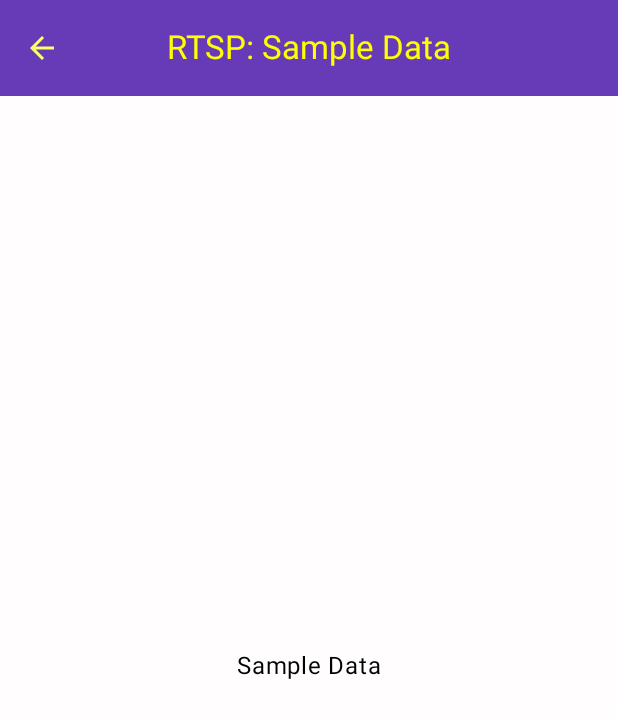
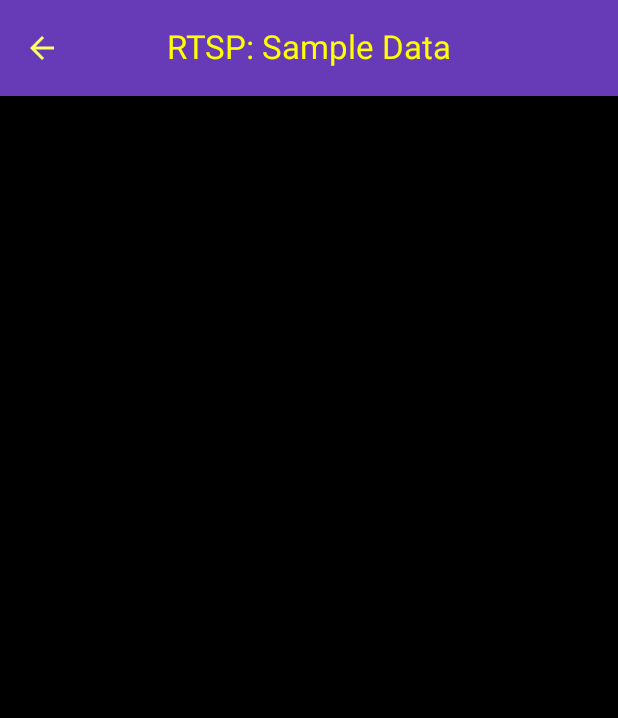
Before and after one commit to mrkongtk/rtspviewer, an Android app built with Jetpack Compose: the screen it shows after launch (MainActivity), after a tap on "Sample Data", on a phone screen of 412 x 824 dp. Shown: the top 718 px of the screen. Run offline under Robolectric (Android 15) with nearby library versions, the phone set to English and light mode, and no system bars; our stand-ins replace Dagger/Hilt's generated code; libraries missing offline, so code that uses them is left out: androidx.hilt.lifecycle; 2 statements that could not run were skipped.

Commit message:
feat: implement RTSP video player and update data models
- add Media3 ExoPlayer RTSP dependencies and internet permission
- refactor `RTSPItem` to use `uri` and add `forceTcp` configuration
- optimize repository JSON loading with `Dispatchers.IO` and error handling
- create `RTSPVideoPlayerViewModel` and playback state models
- implement `RTSPVideoPlayer` composable and integrate into `StreamItemScreen`

```diff
--- a/app/build.gradle.kts
+++ b/app/build.gradle.kts
@@ -63,6 +63,8 @@ dependencies {
     implementation(libs.androidx.hilt.hilt.navigation.compose)
     implementation(libs.google.dagger.hilt.android)
     ksp(libs.google.dagger.hilt.android.compiler)
+    implementation(libs.androidx.media3.media3.exoplayer.rtsp)
+    implementation(libs.androidx.media3.media3.ui)
     testImplementation(libs.junit)
     androidTestImplementation(libs.androidx.junit)
     androidTestImplementation(libs.androidx.espresso.core)
--- a/app/src/main/AndroidManifest.xml
+++ b/app/src/main/AndroidManifest.xml
@@ -25,4 +25,6 @@
         </activity>
     </application>
 
+    <uses-permission android:name="android.permission.INTERNET"/>
+
 </manifest>
--- a/app/src/main/assets/rtsp_sample_data.json
+++ b/app/src/main/assets/rtsp_sample_data.json
@@ -2,8 +2,9 @@
   {
     "id": 1,
     "name": "Sample Data",
-        "url": "rtsp://59SaxbwkmvnNl7bH:K2fpYbtEg2A4HbMJ@192.168.127.101/live0",
+    "uri": "rtsp://59SaxbwkmvnNl7bH:K2fpYbtEg2A4HbMJ@192.168.127.101/live0",
     "order": 1,
+    "forceTcp": true,
     "tags": [
       "sample",
       "home"
@@ -12,8 +13,9 @@
   {
     "id": 2,
     "name": "Sample Data 2",
-        "url": "rtsp://59SaxbwkmvnNl7bH:K2fpYbtEg2A4HbMJ@192.168.127.101/live0",
+    "uri": "rtsp://59SaxbwkmvnNl7bH:K2fpYbtEg2A4HbMJ@192.168.127.101/live0",
     "order": 2,
+    "forceTcp": false,
     "tags": [
       "sample",
       "living room"
--- a/app/src/main/java/com/mrkongtk/rtspviewer/data/RTSPItem.kt
+++ b/app/src/main/java/com/mrkongtk/rtspviewer/data/RTSPItem.kt
@@ -6,7 +6,8 @@ import kotlinx.serialization.Serializable
 data class RTSPItem(
     val id: Long,
     val name: String,
-    val url: String,
+    val uri: String,
     val tags: List<String>,
-    val order: Int
+    val order: Int,
+    val forceTcp: Boolean = false,
 )
--- /dev/null
+++ b/app/src/main/java/com/mrkongtk/rtspviewer/data/RTSPVideoPlayerPlaybackState.kt
@@ -0,0 +1,15 @@
+package com.mrkongtk.rtspviewer.data
+
+enum class RTSPVideoPlayerPlaybackState(val value: Int) {
+    Idle(1),
+    Buffering(2),
+    Ready(3),
+    Ended(4),
+    ;
+
+    companion object {
+        fun fromValue(value: Int): RTSPVideoPlayerPlaybackState? {
+            return RTSPVideoPlayerPlaybackState.entries.firstOrNull { it.value == value }
+        }
+    }
+}
--- /dev/null
+++ b/app/src/main/java/com/mrkongtk/rtspviewer/data/RTSPVideoPlayerState.kt
@@ -0,0 +1,8 @@
+package com.mrkongtk.rtspviewer.data
+
+import androidx.media3.common.PlaybackException
+
+data class RTSPVideoPlayerState(
+    val playback: RTSPVideoPlayerPlaybackState,
+    val error: PlaybackException?
+)
--- a/app/src/main/java/com/mrkongtk/rtspviewer/data/repository/RTSPItemWithSampleInitRepositoryImpl.kt
+++ b/app/src/main/java/com/mrkongtk/rtspviewer/data/repository/RTSPItemWithSampleInitRepositoryImpl.kt
@@ -15,58 +15,82 @@ import kotlinx.serialization.json.Json
 import javax.inject.Inject
 
 /**
- * An implementation of [RTSPItemRepository] that initializes its data source
- * by loading a sample JSON file from the Android application assets.
+ * A concrete implementation of [RTSPItemRepository] that serves as a data source
+ * by loading and parsing a local JSON file from the Android application assets.
  *
- * @param context The application context, injected via Hilt, used to access [AssetManager].
+ * @property context The application context injected via Hilt, required to access the [AssetManager].
  */
 class RTSPItemWithSampleInitRepositoryImpl @Inject constructor(
     @ApplicationContext private val context: Context,
 ) : RTSPItemRepository {
 
-    // simplified tag for logging
+    /**
+     * A tag used for logging, dynamically set to the class name.
+     */
     private val debugTag: String
         get() = this.javaClass.simpleName
 
+    /**
+     * Helper property to access the Android AssetManager.
+     */
     private val assetManager: AssetManager
         get() = context.assets
 
-    // Backing mutable state flow to hold the list of RTSP items
+    /**
+     * Internal mutable state flow that holds the current list of RTSP items.
+     * This acts as the "backing field" for the public [items] property.
+     */
     private val _items = MutableStateFlow<List<RTSPItem>>(emptyList())
 
-    // Publicly exposed immutable StateFlow to be observed by the UI/ViewModel
+    /**
+     * Publicly exposed immutable [StateFlow] to be observed by the ViewModel or UI.
+     * It emits updates whenever the data inside [_items] changes.
+     */
     override val items: StateFlow<List<RTSPItem>> = _items.asStateFlow()
 
     /**
-     * Triggers the data loading process.
-     * It fetches the sample data and updates the [_items] StateFlow.
+     * Configures the JSON parser.
+     * [ignoreUnknownKeys] is set to true so that the app doesn't crash if the
+     * JSON file contains fields that are not defined in the [RTSPItem] data class.
+     */
+    private val jsonDecoder = Json { ignoreUnknownKeys = true }
+
+    /**
+     * Triggers the asynchronous data loading process.
+     * It calls [loadSampleData] and updates the [_items] StateFlow with the result.
+     * If loading fails, an empty list is emitted to clear the state.
      */
     override suspend fun loadData() {
         _items.update { _ ->
-            // Load data from assets; return empty list if loading fails/returns null
+            // Update the state atomically with the result of the load operation
             loadSampleData() ?: emptyList()
         }
     }
 
     /**
-     * Reads "rtsp_sample_data.json" from the assets folder and deserializes it.
-     * This operation is performed on the [Dispatchers.IO] thread to prevent blocking.
+     * Reads the "rtsp_sample_data.json" file from the assets folder and deserializes it.
      *
-     * @return A list of [RTSPItem] or null if an error occurs.
+     * This function is main-safe; it moves execution to the [Dispatchers.IO] thread
+     * to perform the blocking file I/O operations.
+     *
+     * @return A list of [RTSPItem] if successful, or null if an IO or parsing error occurs.
      */
     private suspend fun loadSampleData(): List<RTSPItem>? {
+        // Switch to the IO dispatcher for disk operations
         return withContext(Dispatchers.IO) {
             try {
-                // Open the asset file, buffer the input, and read the entire text content
+                // Open the asset file. The .use block ensures the InputStream is
+                // automatically closed after reading, preventing memory leaks.
                 val text = assetManager.open("rtsp_sample_data.json").use { inputStream ->
                     inputStream.bufferedReader().use { it.readText() }
                 }
 
-                // Decode the JSON string into a List of RTSPItem objects
-                val data = Json.decodeFromString<List<RTSPItem>>(text)
+                // Deserialize the JSON string into a strongly-typed List
+                val data = jsonDecoder.decodeFromString<List<RTSPItem>>(text)
                 data
             } catch (e: Exception) {
-                Log.e(debugTag, "read data error: $e")
+                // Log the specific error for debugging purposes (e.g., FileNotFound, MalformedJson)
+                Log.e(debugTag, "Error reading or parsing sample data: $e")
                 null
             }
         }
--- /dev/null
+++ b/app/src/main/java/com/mrkongtk/rtspviewer/ui/compose/RTSPVideoPlayer.kt
@@ -0,0 +1,198 @@
+package com.mrkongtk.rtspviewer.ui.compose
+
+import android.content.Context
+import android.content.res.Configuration
+import android.util.Log
+import androidx.compose.foundation.background
+import androidx.compose.foundation.layout.Arrangement
+import androidx.compose.foundation.layout.Column
+import androidx.compose.foundation.layout.WindowInsets
+import androidx.compose.foundation.layout.aspectRatio
+import androidx.compose.foundation.layout.fillMaxSize
+import androidx.compose.foundation.layout.fillMaxWidth
+import androidx.compose.foundation.layout.padding
+import androidx.compose.foundation.layout.systemBars
+import androidx.compose.foundation.layout.windowInsetsPadding
+import androidx.compose.material3.MaterialTheme
+import androidx.compose.material3.Scaffold
+import androidx.compose.material3.Text
+import androidx.compose.runtime.Composable
+import androidx.compose.runtime.DisposableEffect
+import androidx.compose.runtime.getValue
+import androidx.compose.runtime.remember
+import androidx.compose.ui.Alignment
+import androidx.compose.ui.Modifier
+import androidx.compose.ui.platform.LocalContext
+import androidx.compose.ui.tooling.preview.Preview
+import androidx.compose.ui.viewinterop.AndroidView
+import androidx.hilt.lifecycle.viewmodel.compose.hiltViewModel
+import androidx.lifecycle.compose.collectAsStateWithLifecycle
+import androidx.media3.common.MediaItem
+import androidx.media3.common.PlaybackException
+import androidx.media3.common.Player
+import androidx.media3.exoplayer.ExoPlayer
+import androidx.media3.exoplayer.rtsp.RtspMediaSource
+import androidx.media3.ui.PlayerView
+import com.mrkongtk.rtspviewer.data.RTSPVideoPlayerPlaybackState
+import com.mrkongtk.rtspviewer.ui.theme.RTSPViewerTheme
+import com.mrkongtk.rtspviewer.viewmode.RTSPVideoPlayerViewModel
+import kotlinx.coroutines.flow.map
+
+/**
+ * A Composable function that renders an RTSP video stream using Media3 (ExoPlayer).
+ *
+ * This component handles the lifecycle of the ExoPlayer, maps playback states to the
+ * ViewModel, and handles UI rendering for both successful streaming and error states.
+ *
+ * @param uri The RTSP URI to stream (e.g., "rtsp://192.168.1.10").
+ * @param forceTcp If true, forces the player to use RTP over TCP. Useful for unstable networks.
+ * @param viewModel The ViewModel used to track playback state and errors.
+ * @param modifier Modifier for styling the root layout.
+ */
+@Composable
+fun RTSPVideoPlayer(
+    uri: String,
+    forceTcp: Boolean,
+    viewModel: RTSPVideoPlayerViewModel = hiltViewModel(),
+    modifier: Modifier = Modifier
+) {
+    val context: Context = LocalContext.current
+
+    // Observe error state from the ViewModel to trigger UI changes
+    val errorDescription by viewModel.state.map { it.error }.collectAsStateWithLifecycle(null)
+
+    // Define a listener to bridge ExoPlayer events (Errors, State Changes) to the ViewModel
+    val playerListener: Player.Listener = remember {
+        object : Player.Listener {
+            override fun onPlayerErrorChanged(error: PlaybackException?) {
+                super.onPlayerErrorChanged(error)
+                viewModel.updatePlaybackError(error)
+            }
+
+            override fun onPlaybackStateChanged(playbackState: Int) {
+                super.onPlaybackStateChanged(playbackState)
+                // Convert raw integer state to domain-specific Enum
+                RTSPVideoPlayerPlaybackState.fromValue(playbackState)?.let {
+                    viewModel.updatePlaybackState(it)
+                } ?: run {
+                    Log.e("RTSPVideoPlayer", "Cannot cast state: $playbackState")
+                }
+            }
+        }
+    }
+
+    // ---------------------------------------------------------
+    // 1. Player Initialization
+    // ---------------------------------------------------------
+    // Create and remember the ExoPlayer instance.
+    // We use 'remember' to ensure the player survives recompositions,
+    // but is recreated if the Key (not currently set) changes or on initial composition.
+    val exoPlayer: ExoPlayer? = remember {
+        try {
+            ExoPlayer.Builder(context).build().apply {
+                // Configure the RTSP Media Source
+                val mediaSource = RtspMediaSource.Factory()
+                    // Crucial for RTSP: Force TCP if UDP ports are blocked or connection is unstable
+                    .setForceUseRtpTcp(forceTcp)
+                    .createMediaSource(MediaItem.fromUri(uri))
+
+                setMediaSource(mediaSource)
+                addListener(playerListener)
+                prepare()
+                playWhenReady = true // Auto-start playback when buffering is complete
+            }
+        } catch (_: Error) {
+            // Fallback if the device assumes it cannot support the player
+            null
+        }
+    }
+
+    // ---------------------------------------------------------
+    // 2. UI Rendering Logic
+    // ---------------------------------------------------------
+    // Priority 1: Display Error if one exists in the ViewModel state
+    errorDescription?.localizedMessage?.let { errorMessage ->
+        Column(
+            modifier = Modifier
+                .fillMaxWidth()
+                .aspectRatio(16f / 9f, false)
+                .background(MaterialTheme.colorScheme.tertiary),
+            verticalArrangement = Arrangement.Center,
+            horizontalAlignment = Alignment.CenterHorizontally,
+        ) {
+            Text(errorMessage, color = MaterialTheme.colorScheme.onTertiary)
+        }
+    }
+    // Priority 2: Display the Video Player if initialization was successful
+        ?: exoPlayer?.let { player ->
+            // Use AndroidView to bridge the traditional View-based PlayerView into Compose
+            AndroidView(
+                factory = { ctx ->
+                    PlayerView(ctx).apply {
+                        this.player = player
+                        useController = false // Hide native media controls for a "Clean Feed" look
+                    }
+                },
+                modifier = modifier
+            )
+        }
+        // Priority 3: Fallback UI (Loading/Placeholder) if player is null but no error yet
+        ?: run {
+            Column(
+                modifier = Modifier
+                    .fillMaxWidth()
+                    .aspectRatio(16f / 9f, false),
+                verticalArrangement = Arrangement.Center,
+                horizontalAlignment = Alignment.CenterHorizontally
+            ) {
+                Text("RTSP Video Player")
+            }
+        }
+
+    // ---------------------------------------------------------
+    // 3. Resource Cleanup
+    // ---------------------------------------------------------
+    // DisposableEffect ensures the player is released when this Composable
+    // is removed from the screen, preventing memory leaks and battery drain.
+    DisposableEffect(Unit) {
+        onDispose {
+            exoPlayer?.let {
+                it.removeListener(playerListener)
+                it.release()
+            }
+        }
+    }
+}
+
+@Preview(
+    name = "Day",
+    showSystemUi = true,
+    showBackground = true,
+    uiMode = Configuration.UI_MODE_NIGHT_NO
+)
+@Preview(
+    name = "Night",
+    showSystemUi = true,
+    showBackground = true,
+    uiMode = Configuration.UI_MODE_NIGHT_YES
+)
+@Composable
+private fun RTSPVideoPlayerPreview() {
+    RTSPViewerTheme {
+        Scaffold(
+            modifier = Modifier
+                .fillMaxSize()
+                .windowInsetsPadding(WindowInsets.systemBars),
+        ) { innerPadding ->
+            // Note: Hilt injection might fail in standard Previews without a mock module.
+            // Often better to pass a specific state or mock VM for previews.
+            val viewModel: RTSPVideoPlayerViewModel = hiltViewModel()
+            RTSPVideoPlayer(
+                uri = "rtsp://192.168.1.10",
+                forceTcp = false,
+                viewModel = viewModel,
+                modifier = Modifier.padding(innerPadding)
+            )
+        }
+    }
+}
--- a/app/src/main/java/com/mrkongtk/rtspviewer/ui/screen/StreamItemScreen.kt
+++ b/app/src/main/java/com/mrkongtk/rtspviewer/ui/screen/StreamItemScreen.kt
@@ -6,48 +6,64 @@ import androidx.compose.foundation.layout.Arrangement
 import androidx.compose.foundation.layout.Column
 import androidx.compose.foundation.layout.WindowInsets
 import androidx.compose.foundation.layout.fillMaxSize
+import androidx.compose.foundation.layout.fillMaxWidth
 import androidx.compose.foundation.layout.padding
 import androidx.compose.foundation.layout.systemBars
 import androidx.compose.foundation.layout.windowInsetsPadding
 import androidx.compose.material3.Scaffold
-import androidx.compose.material3.Text
 import androidx.compose.runtime.Composable
 import androidx.compose.ui.Alignment
 import androidx.compose.ui.Modifier
 import androidx.compose.ui.tooling.preview.Preview
+import androidx.hilt.lifecycle.viewmodel.compose.hiltViewModel
 import com.mrkongtk.rtspviewer.data.RTSPItem
+import com.mrkongtk.rtspviewer.ui.compose.RTSPVideoPlayer
 import com.mrkongtk.rtspviewer.ui.theme.RTSPViewerTheme
+import com.mrkongtk.rtspviewer.viewmode.RTSPVideoPlayerViewModel
 
 /**
- * A Composable screen responsible for displaying the details of a specific RTSP stream.
+ * A Composable screen responsible for displaying the playback view of a specific RTSP stream.
  *
- * Currently, this screen displays the name of the stream centered in the view.
+ * This screen acts as a container that instantiates the necessary ViewModel and
+ * initializes the video player component with the provided [RTSPItem] configuration.
  *
  * @param modifier The modifier to be applied to the root layout of this screen.
- * @param item The [RTSPItem] data object containing stream details (name, url, etc.).
+ * @param item The data model containing stream details (URI, TCP preferences, etc.).
  */
 @Composable
 fun StreamItemScreen(
     modifier: Modifier = Modifier,
     item: RTSPItem,
 ) {
-    // Root container: Centers the content vertically and horizontally
+    // Root container: Using a Column to stack elements vertically.
+    // It is configured to align content to the top-center of the screen.
     Column(
         modifier = modifier,
-        verticalArrangement = Arrangement.Center,
+        verticalArrangement = Arrangement.Top,
         horizontalAlignment = Alignment.CenterHorizontally
     ) {
-        // Display the name of the stream
-        Text(text = item.name)
+        // Hilt Dependency Injection:
+        // Retrieves the scoped ViewModel for the video player logic.
+        // This handles the lifecycle of the player separately from the UI.
+        val rtspViewModel: RTSPVideoPlayerViewModel = hiltViewModel()
+
+        // Render the actual Video Player component.
+        // We pass the URI and settings from the 'item' object and inject the ViewModel.
+        RTSPVideoPlayer(
+            uri = item.uri,
+            forceTcp = item.forceTcp,
+            viewModel = rtspViewModel,
+            modifier = Modifier.fillMaxWidth() // Player takes full width of the screen
+        )
     }
 }
 
 /**
  * Preview function for [StreamItemScreen].
  *
- * This renders the UI in both "Day" (Light) and "Night" (Dark) modes to ensure
- * visibility and theming correctness. It uses a [Scaffold] and mock data to
- * simulate a real runtime environment.
+ * This renders the UI in both "Day" (Light) and "Night" (Dark) modes to verify
+ * theming and contrast. It wraps the component in a full [Scaffold] to simulate
+ * system insets (status bar/navigation bar) behavior.
  */
 @SuppressLint("ViewModelConstructorInComposable")
 @Preview(
@@ -65,25 +81,25 @@ fun StreamItemScreen(
 @Composable
 private fun StreamItemScreenPreview() {
     RTSPViewerTheme {
-        // Scaffold acts as the top-level container to mimic the actual screen structure.
-        // It handles window insets (status bar/navigation bar) to ensure the preview
-        // looks exactly like it will on a real device.
+        // Scaffold acts as the top-level container to mimic the actual application structure.
+        // It applies window insets so the preview respects the status bar and navigation bar areas.
         Scaffold(
             modifier = Modifier
                 .fillMaxSize()
                 .windowInsetsPadding(WindowInsets.systemBars),
         ) { innerPadding ->
 
-            // Create a mock RTSPItem to populate the UI for the preview
+            // Create a mock RTSPItem object with dummy data to populate the UI for the preview.
+            // This isolates the UI test from the actual database or network.
             val mockItem = RTSPItem(
                 id = 1,
                 name = "Living Room Camera",
-                url = "rtsp://192.168.1.10",
+                uri = "rtsp://192.168.1.10",
                 tags = emptyList(),
                 order = 1
             )
 
-            // Render the screen with the mock data and apply the Scaffold's padding
+            // Render the screen with the mock data and apply the Scaffold's content padding.
             StreamItemScreen(
                 item = mockItem,
                 modifier = Modifier
--- a/app/src/main/java/com/mrkongtk/rtspviewer/ui/screen/StreamListScreen.kt
+++ b/app/src/main/java/com/mrkongtk/rtspviewer/ui/screen/StreamListScreen.kt
@@ -121,14 +121,14 @@ private fun StreamListScreenPreview() {
                 RTSPItem(
                     id = 1,
                     name = "Living Room Camera",
-                    url = "rtsp://192.168.1.10",
+                    uri = "rtsp://192.168.1.10",
                     tags = emptyList(),
                     order = 1
                 ),
                 RTSPItem(
                     id = 2,
                     name = "Backyard",
-                    url = "rtsp://192.168.1.11",
+                    uri = "rtsp://192.168.1.11",
                     tags = emptyList(),
                     order = 2
                 )
--- /dev/null
+++ b/app/src/main/java/com/mrkongtk/rtspviewer/viewmode/RTSPVideoPlayerViewModel.kt
@@ -0,0 +1,37 @@
+package com.mrkongtk.rtspviewer.viewmode
+
+import androidx.lifecycle.ViewModel
+import androidx.media3.common.PlaybackException
+import com.mrkongtk.rtspviewer.data.RTSPVideoPlayerPlaybackState
+import com.mrkongtk.rtspviewer.data.RTSPVideoPlayerState
+import dagger.hilt.android.lifecycle.HiltViewModel
+import kotlinx.coroutines.flow.MutableStateFlow
+import kotlinx.coroutines.flow.StateFlow
+import kotlinx.coroutines.flow.update
+import javax.inject.Inject
+
+
+@HiltViewModel
+class RTSPVideoPlayerViewModel @Inject constructor(
+) : ViewModel() {
+    private val _state = MutableStateFlow(
+        RTSPVideoPlayerState(
+            playback = RTSPVideoPlayerPlaybackState.Idle,
+            error = null
+        )
+    )
+
+    val state: StateFlow<RTSPVideoPlayerState> = _state
+
+    fun updatePlaybackState(playback: RTSPVideoPlayerPlaybackState) {
+        _state.update {
+            it.copy(playback = playback)
+        }
+    }
+
+    fun updatePlaybackError(error: PlaybackException?) {
+        _state.update {
+            it.copy(error = error)
+        }
+    }
+}
--- a/gradle/libs.versions.toml
+++ b/gradle/libs.versions.toml
@@ -13,6 +13,7 @@ composeBom = "2024.09.00"
 navigation = "2.9.6"
 navigationHilt = "1.3.0"
 kotlinJson = "1.9.0"
+media3 = "1.8.0"
 
 [libraries]
 androidx-core-ktx = { group = "androidx.core", name = "core-ktx", version.ref = "coreKtx" }
@@ -35,6 +36,8 @@ androidx-navigation-runtime-ktx = { group = "androidx.navigation", name = "navig
 androidx-navigation-compose = { group = "androidx.navigation", name = "navigation-compose", version.ref = "navigation" }
 androidx-hilt-hilt-navigation-compose = { group = "androidx.hilt", name = "hilt-navigation-compose", version.ref = "navigationHilt" }
 org-jetbrains-kotlinx-kotlinx-serialization-json = { group = "org.jetbrains.kotlinx", name = "kotlinx-serialization-json", version.ref = "kotlinJson" }
+androidx-media3-media3-exoplayer-rtsp = { group = "androidx.media3", name = "media3-exoplayer-rtsp", version.ref = "media3" }
+androidx-media3-media3-ui = { group = "androidx.media3", name = "media3-ui", version.ref = "media3"}
 
 [plugins]
 android-application = { id = "com.android.application", version.ref = "agp" }
```
Also changed, not shown: app/src/main/java/com/mrkongtk/rtspviewer/ui/compose/StreamListItem.kt (+15 -2 lines). Lines whose indentation alone changed are shown as unchanged.
